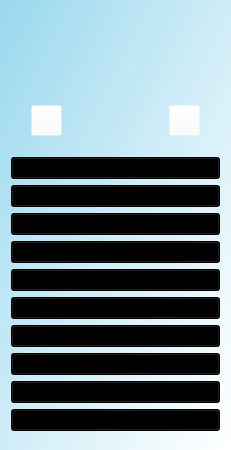
The window that playlistradio.ui (MaximTarutin/maxradio) describes before a commit, drawn with Qt 5.
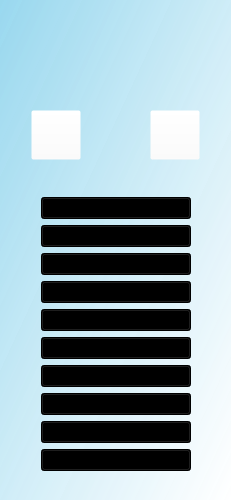
The same window after the commit. Icons and pictures are not drawn.

```diff
--- a/playlistradio.ui
+++ b/playlistradio.ui
@@ -7,19 +7,19 @@
     <x>0</x>
     <y>0</y>
     <width>231</width>
-    <height>450</height>
+    <height>500</height>
    </rect>
   </property>
   <property name="minimumSize">
    <size>
     <width>231</width>
-    <height>450</height>
+    <height>500</height>
    </size>
   </property>
   <property name="maximumSize">
    <size>
     <width>234</width>
-    <height>450</height>
+    <height>500</height>
    </size>
   </property>
   <property name="windowTitle">
@@ -29,12 +29,10 @@
    <string notr="true">background-image: url(:/res/prosrach.png);
 background-color: qlineargradient(spread:pad, x1:0, y1:0, x2:1, y2:1, stop:0 rgba(151, 215, 238, 224), stop:1 rgba(255, 255, 255, 255));</string>
   </property>
-  <layout class="QGridLayout" name="gridLayout_3">
-   <item row="0" column="0">
     <layout class="QGridLayout" name="gridLayout_2">
      <item row="0" column="0">
       <layout class="QGridLayout" name="gridLayout">
-       <item row="0" column="0">
+     <item row="0" column="0" colspan="3">
         <layout class="QVBoxLayout" name="verticalLayout_2">
          <item>
           <widget class="QLabel" name="radio_label">
@@ -52,7 +50,7 @@
            </property>
            <property name="styleSheet">
             <string notr="true">background-color: rgba(255, 255, 255, 0);
-color: rgb(85, 0, 0);
+color: rgb(255, 255, 0);
 font: italic 14pt &quot;Times New Roman&quot;;</string>
            </property>
            <property name="text">
@@ -100,12 +98,12 @@
          <property name="sizeHint" stdset="0">
           <size>
            <width>20</width>
-           <height>15</height>
+         <height>10</height>
           </size>
          </property>
         </spacer>
        </item>
-       <item row="2" column="0">
+     <item row="2" column="0" colspan="3">
         <layout class="QHBoxLayout" name="horizontalLayout">
          <item>
           <spacer name="horizontalSpacer">
@@ -127,8 +125,8 @@
           <widget class="QPushButton" name="Button_play">
            <property name="minimumSize">
             <size>
-             <width>31</width>
-             <height>31</height>
+           <width>50</width>
+           <height>50</height>
             </size>
            </property>
            <property name="maximumSize">
@@ -164,8 +162,8 @@
           <widget class="QPushButton" name="Button_stop">
            <property name="minimumSize">
             <size>
-             <width>31</width>
-             <height>31</height>
+           <width>50</width>
+           <height>50</height>
             </size>
            </property>
            <property name="maximumSize">
@@ -201,8 +199,8 @@
          </item>
         </layout>
        </item>
-       <item row="3" column="0">
-        <spacer name="verticalSpacer">
+     <item row="3" column="1">
+      <spacer name="verticalSpacer_3">
          <property name="orientation">
           <enum>Qt::Vertical</enum>
          </property>
@@ -212,17 +210,44 @@
          <property name="sizeHint" stdset="0">
           <size>
            <width>20</width>
-           <height>15</height>
+         <height>40</height>
           </size>
          </property>
         </spacer>
        </item>
-      </layout>
+     <item row="4" column="0">
+      <spacer name="horizontalSpacer_4">
+       <property name="orientation">
+        <enum>Qt::Horizontal</enum>
+       </property>
+       <property name="sizeHint" stdset="0">
+        <size>
+         <width>28</width>
+         <height>20</height>
+        </size>
+       </property>
+      </spacer>
      </item>
-     <item row="1" column="0">
+     <item row="4" column="1">
       <layout class="QVBoxLayout" name="verticalLayout">
        <item>
         <widget class="QComboBox" name="comboBox_rok">
+         <property name="minimumSize">
+          <size>
+           <width>150</width>
+           <height>0</height>
+          </size>
+         </property>
+         <property name="maximumSize">
+          <size>
+           <width>150</width>
+           <height>16777215</height>
+          </size>
+         </property>
+         <property name="styleSheet">
+          <string notr="true">background-color: rgba(255, 255, 255, 0);
+background-color: qlineargradient(spread:pad, x1:0, y1:0, x2:1, y2:1, stop:0 rgba(255, 241, 118, 177), stop:1 rgba(255, 255, 255, 255));</string>
+         </property>
          <item>
           <property name="text">
            <string>Рок</string>
@@ -230,17 +255,27 @@
          </item>
         </widget>
        </item>
-       <item>
-        <widget class="QComboBox" name="comboBox_pop">
-         <item>
-          <property name="text">
-           <string>Поп</string>
-          </property>
-         </item>
-        </widget>
-       </item>
        <item>
         <widget class="QComboBox" name="comboBox_shanson">
+         <property name="minimumSize">
+          <size>
+           <width>150</width>
+           <height>0</height>
+          </size>
+         </property>
+         <property name="maximumSize">
+          <size>
+           <width>150</width>
+           <height>16777215</height>
+          </size>
+         </property>
+         <property name="styleSheet">
+          <string notr="true">background-color: rgba(255, 255, 255, 0);
+background-color: qlineargradient(spread:pad, x1:0, y1:0, x2:1, y2:1, stop:0 rgba(255, 241, 118, 177), stop:1 rgba(255, 255, 255, 255));</string>
+         </property>
+         <property name="frame">
+          <bool>true</bool>
+         </property>
          <item>
           <property name="text">
            <string>Шансон</string>
@@ -248,17 +283,27 @@
          </item>
         </widget>
        </item>
-       <item>
-        <widget class="QComboBox" name="comboBox_dance">
-         <item>
-          <property name="text">
-           <string>Танцевальная</string>
-          </property>
-         </item>
-        </widget>
-       </item>
        <item>
         <widget class="QComboBox" name="comboBox_hiphop">
+         <property name="minimumSize">
+          <size>
+           <width>150</width>
+           <height>0</height>
+          </size>
+         </property>
+         <property name="maximumSize">
+          <size>
+           <width>150</width>
+           <height>16777215</height>
+          </size>
+         </property>
+         <property name="styleSheet">
+          <string notr="true">background-color: rgba(255, 255, 255, 0);
+background-color: qlineargradient(spread:pad, x1:0, y1:0, x2:1, y2:1, stop:0 rgba(255, 241, 118, 177), stop:1 rgba(255, 255, 255, 255));</string>
+         </property>
+         <property name="frame">
+          <bool>true</bool>
+         </property>
          <item>
           <property name="text">
            <string>Реп, хип-хоп</string>
@@ -266,8 +311,83 @@
          </item>
         </widget>
        </item>
+       <item>
+        <widget class="QComboBox" name="comboBox_classic">
+         <property name="minimumSize">
+          <size>
+           <width>150</width>
+           <height>0</height>
+          </size>
+         </property>
+         <property name="maximumSize">
+          <size>
+           <width>150</width>
+           <height>16777215</height>
+          </size>
+         </property>
+         <property name="styleSheet">
+          <string notr="true">background-color: rgba(255, 255, 255, 0);
+background-color: qlineargradient(spread:pad, x1:0, y1:0, x2:1, y2:1, stop:0 rgba(255, 241, 118, 177), stop:1 rgba(255, 255, 255, 255));</string>
+         </property>
+         <property name="frame">
+          <bool>true</bool>
+         </property>
+         <item>
+          <property name="text">
+           <string>Классика</string>
+          </property>
+         </item>
+        </widget>
+       </item>
+       <item>
+        <widget class="QComboBox" name="comboBox_kind">
+         <property name="minimumSize">
+          <size>
+           <width>150</width>
+           <height>0</height>
+          </size>
+         </property>
+         <property name="maximumSize">
+          <size>
+           <width>150</width>
+           <height>16777215</height>
+          </size>
+         </property>
+         <property name="styleSheet">
+          <string notr="true">background-color: rgba(255, 255, 255, 0);
+background-color: qlineargradient(spread:pad, x1:0, y1:0, x2:1, y2:1, stop:0 rgba(255, 241, 118, 177), stop:1 rgba(255, 255, 255, 255));</string>
+         </property>
+         <property name="frame">
+          <bool>true</bool>
+         </property>
+         <item>
+          <property name="text">
+           <string>Детское</string>
+          </property>
+         </item>
+        </widget>
+       </item>
        <item>
         <widget class="QComboBox" name="comboBox_news">
+         <property name="minimumSize">
+          <size>
+           <width>150</width>
+           <height>0</height>
+          </size>
+         </property>
+         <property name="maximumSize">
+          <size>
+           <width>150</width>
+           <height>16777215</height>
+          </size>
+         </property>
+         <property name="styleSheet">
+          <string notr="true">background-color: rgba(255, 255, 255, 0);
+background-color: qlineargradient(spread:pad, x1:0, y1:0, x2:1, y2:1, stop:0 rgba(255, 241, 118, 177), stop:1 rgba(255, 255, 255, 255));</string>
+         </property>
+         <property name="frame">
+          <bool>true</bool>
+         </property>
          <item>
           <property name="text">
            <string>Новости</string>
@@ -277,6 +397,25 @@
        </item>
        <item>
         <widget class="QComboBox" name="comboBox_humor">
+         <property name="minimumSize">
+          <size>
+           <width>150</width>
+           <height>0</height>
+          </size>
+         </property>
+         <property name="maximumSize">
+          <size>
+           <width>150</width>
+           <height>16777215</height>
+          </size>
+         </property>
+         <property name="styleSheet">
+          <string notr="true">background-color: rgba(255, 255, 255, 0);
+background-color: qlineargradient(spread:pad, x1:0, y1:0, x2:1, y2:1, stop:0 rgba(255, 241, 118, 177), stop:1 rgba(255, 255, 255, 255));</string>
+         </property>
+         <property name="frame">
+          <bool>true</bool>
+         </property>
          <item>
           <property name="text">
            <string>Юмор</string>
@@ -285,25 +424,79 @@
         </widget>
        </item>
        <item>
-        <widget class="QComboBox" name="comboBox_kind">
+        <widget class="QComboBox" name="comboBox_pop">
+         <property name="minimumSize">
+          <size>
+           <width>150</width>
+           <height>0</height>
+          </size>
+         </property>
+         <property name="maximumSize">
+          <size>
+           <width>150</width>
+           <height>16777215</height>
+          </size>
+         </property>
+         <property name="styleSheet">
+          <string notr="true">background-color: rgba(255, 255, 255, 0);
+background-color: qlineargradient(spread:pad, x1:0, y1:0, x2:1, y2:1, stop:0 rgba(255, 241, 118, 177), stop:1 rgba(255, 255, 255, 255));</string>
+         </property>
          <item>
           <property name="text">
-           <string>Детское</string>
+           <string>Поп</string>
           </property>
          </item>
         </widget>
        </item>
        <item>
-        <widget class="QComboBox" name="comboBox_classic">
+        <widget class="QComboBox" name="comboBox_dance">
+         <property name="minimumSize">
+          <size>
+           <width>150</width>
+           <height>0</height>
+          </size>
+         </property>
+         <property name="maximumSize">
+          <size>
+           <width>150</width>
+           <height>16777215</height>
+          </size>
+         </property>
+         <property name="styleSheet">
+          <string notr="true">background-color: rgba(255, 255, 255, 0);
+background-color: qlineargradient(spread:pad, x1:0, y1:0, x2:1, y2:1, stop:0 rgba(255, 241, 118, 177), stop:1 rgba(255, 255, 255, 255));</string>
+         </property>
+         <property name="frame">
+          <bool>true</bool>
+         </property>
          <item>
           <property name="text">
-           <string>Классика</string>
+           <string>Танцевальная</string>
           </property>
          </item>
         </widget>
        </item>
        <item>
         <widget class="QComboBox" name="comboBox_other">
+         <property name="minimumSize">
+          <size>
+           <width>150</width>
+           <height>0</height>
+          </size>
+         </property>
+         <property name="maximumSize">
+          <size>
+           <width>150</width>
+           <height>16777215</height>
+          </size>
+         </property>
+         <property name="styleSheet">
+          <string notr="true">background-color: rgba(255, 255, 255, 0);
+background-color: qlineargradient(spread:pad, x1:0, y1:0, x2:1, y2:1, stop:0 rgba(255, 241, 118, 177), stop:1 rgba(255, 255, 255, 255));</string>
+         </property>
+         <property name="frame">
+          <bool>true</bool>
+         </property>
          <item>
           <property name="text">
            <string>Другое</string>
@@ -313,6 +506,35 @@
        </item>
       </layout>
      </item>
+     <item row="4" column="2">
+      <spacer name="horizontalSpacer_5">
+       <property name="orientation">
+        <enum>Qt::Horizontal</enum>
+       </property>
+       <property name="sizeHint" stdset="0">
+        <size>
+         <width>28</width>
+         <height>20</height>
+        </size>
+       </property>
+      </spacer>
+     </item>
+     <item row="5" column="1">
+      <spacer name="verticalSpacer">
+       <property name="orientation">
+        <enum>Qt::Vertical</enum>
+       </property>
+       <property name="sizeType">
+        <enum>QSizePolicy::Fixed</enum>
+       </property>
+       <property name="sizeHint" stdset="0">
+        <size>
+         <width>20</width>
+         <height>10</height>
+        </size>
+       </property>
+      </spacer>
+     </item>
     </layout>
    </item>
   </layout>
```
Lines whose indentation alone changed are shown as unchanged.
